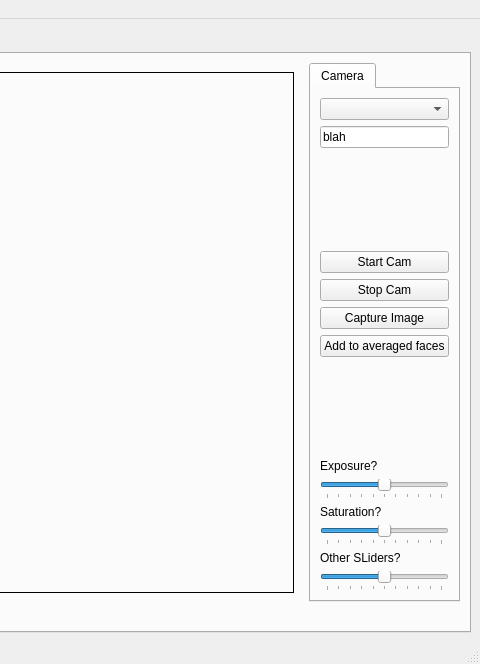
Before: the Qt Designer form BetterMain.ui in Rykarix/FaceMorph, drawn with Qt 5; both pictures show x 758 to 1238 and y 0 to 664 of the 1238 by 664 pixel window.
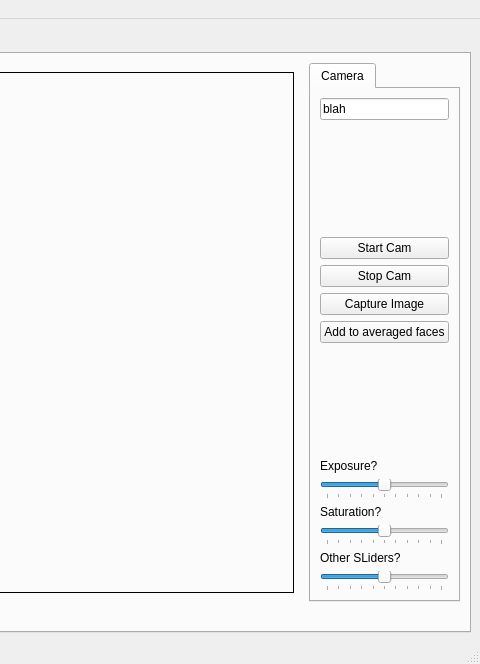
After: the same form once the commit is applied. Custom widgets are drawn as their Qt base class.

Commit message: fixed issue when adding additional camera

What changed in the file:
```diff
--- a/BetterMain.ui
+++ b/BetterMain.ui
@@ -270,10 +270,7 @@
               </property>
              </widget>
             </item>
-            <item row="0" column="0">
-             <widget class="QComboBox" name="dd_devices"/>
-            </item>
-            <item row="7" column="0">
+            <item row="6" column="0">
              <spacer name="verticalSpacer">
               <property name="orientation">
                <enum>Qt::Vertical</enum>
@@ -312,7 +309,7 @@
               </property>
              </widget>
             </item>
-            <item row="2" column="0">
+            <item row="1" column="0">
              <spacer name="verticalSpacer_3">
               <property name="orientation">
                <enum>Qt::Vertical</enum>
@@ -325,7 +322,7 @@
               </property>
              </spacer>
             </item>
-            <item row="3" column="0">
+            <item row="2" column="0">
              <widget class="QPushButton" name="button_startcam">
               <property name="text">
                <string>Start Cam</string>
@@ -346,7 +343,14 @@
               </property>
              </widget>
             </item>
-            <item row="4" column="0">
+            <item row="5" column="0">
+             <widget class="QPushButton" name="button_addface">
+              <property name="text">
+               <string>Add to averaged faces</string>
+              </property>
+             </widget>
+            </item>
+            <item row="3" column="0">
              <widget class="QPushButton" name="button_stopcam">
               <property name="text">
                <string>Stop Cam</string>
@@ -372,7 +376,7 @@
               </property>
              </widget>
             </item>
-            <item row="1" column="0">
+            <item row="0" column="0">
              <widget class="QLineEdit" name="line_email">
               <property name="inputMethodHints">
                <set>Qt::ImhEmailCharactersOnly</set>
@@ -385,20 +389,13 @@
               </property>
              </widget>
             </item>
-            <item row="5" column="0">
+            <item row="4" column="0">
              <widget class="QPushButton" name="button_captureimage">
               <property name="text">
                <string>Capture Image</string>
               </property>
              </widget>
             </item>
-            <item row="6" column="0">
-             <widget class="QPushButton" name="button_addface">
-              <property name="text">
-               <string>Add to averaged faces</string>
-              </property>
-             </widget>
-            </item>
            </layout>
           </widget>
          </widget>
```
Left out of the diff: 12 changed lines with no effect on the pictures. The commit also changes 2 other files.
